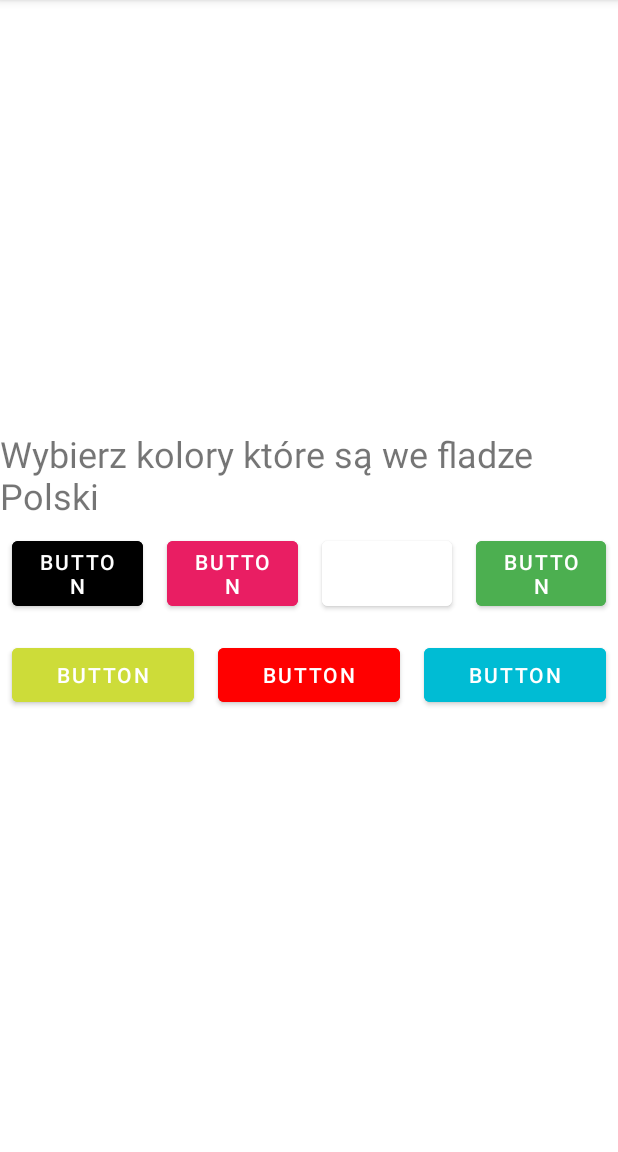
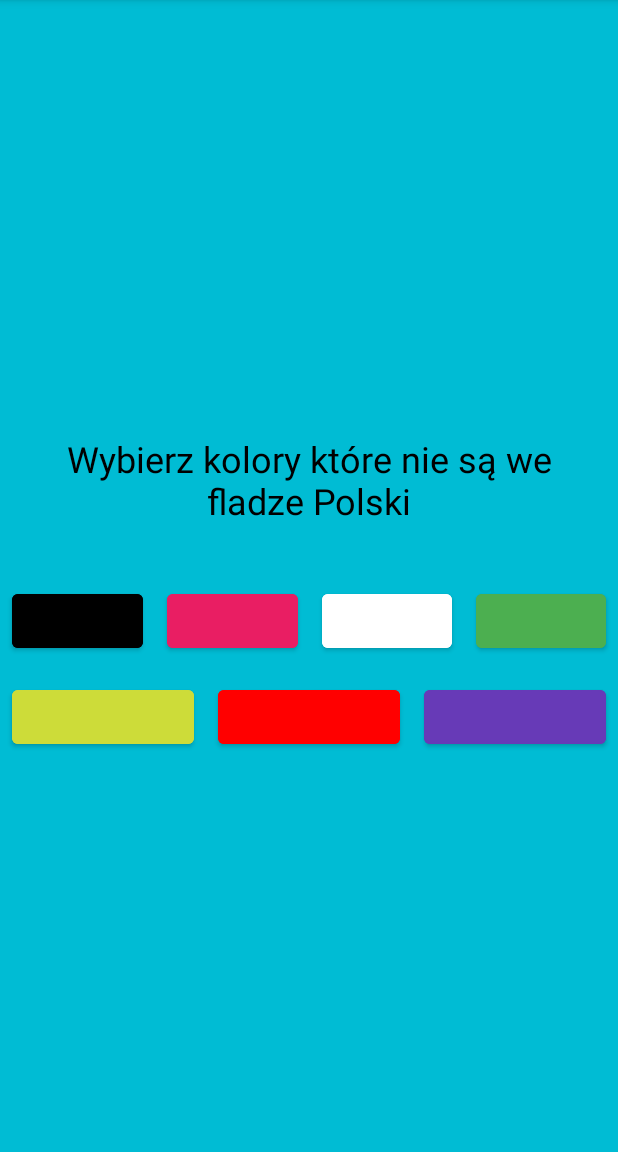
Before and after one commit to doloresespanol/aplikacja_flaga, an Android app: the screen it shows after launch (MainActivity), on a phone screen of 412 x 824 dp, the part 84-1236 px from its top. Run offline under Robolectric (Android 15) with nearby library versions, the phone set to English and light mode, and no system bars.

```diff
--- a/app/src/main/java/com/example/nowyprojekt/MainActivity.java
+++ b/app/src/main/java/com/example/nowyprojekt/MainActivity.java
@@ -3,12 +3,29 @@ package com.example.nowyprojekt;
 import androidx.appcompat.app.AppCompatActivity;
 
 import android.os.Bundle;
+import android.view.View;
+import android.widget.TextView;
+import android.widget.Toast;
 
 public class MainActivity extends AppCompatActivity {
-
+    public int klikniete;
     @Override
     protected void onCreate(Bundle savedInstanceState) {
         super.onCreate(savedInstanceState);
         setContentView(R.layout.activity_main);
     }
+
+    public void zlaOdpowiedz(View view) {
+        Toast.makeText(MainActivity.this,R.string.zla_odp,Toast.LENGTH_SHORT).show();
+    }
+
+
+
+    public void dobraOdpowiedz(View view) {
+        view.setVisibility(View.INVISIBLE);
+        klikniete++;
+        if(klikniete==5){
+            TextView pytanieTextView = findViewById(R.id.pytanieTextView);
+        }
+    }
 }
--- a/app/src/main/res/layout/activity_main.xml
+++ b/app/src/main/res/layout/activity_main.xml
@@ -6,12 +6,17 @@
     android:layout_height="match_parent"
     android:orientation="vertical"
     tools:context=".MainActivity"
-    android:gravity="center">
+    android:gravity="center"
+    android:background="@color/moj_morski">
 <!--dp - piksele niezalezne-->
     <TextView
+        android:id="@+id/pytanieTextView"
         android:layout_width="wrap_content"
         android:layout_height="wrap_content"
         android:text="@string/Pytanie"
+        android:textColor="@color/black"
+        android:gravity="center"
+        android:padding="32dp"
         android:textSize="@dimen/Rozmiar_czcionki"/>
 
     <LinearLayout
@@ -24,25 +29,26 @@
             android:layout_width="wrap_content"
             android:layout_height="wrap_content"
             android:layout_weight="1"
-            android:text="Button"
             android:backgroundTint="@color/black"
-            android:layout_margin="@dimen/button_margin"/>
+            android:layout_margin="@dimen/button_margin"
+            android:onClick="dobraOdpowiedz"/>
 
         <Button
             android:id="@+id/button2"
             android:layout_width="wrap_content"
             android:layout_height="wrap_content"
             android:layout_weight="1"
-            android:text="Button"
             android:backgroundTint="@color/moj_rozowy"
-            android:layout_margin="@dimen/button_margin"/>
+            android:layout_margin="@dimen/button_margin"
+            android:onClick="dobraOdpowiedz" />
 
         <Button
             android:id="@+id/button3"
             android:layout_width="wrap_content"
             android:layout_height="wrap_content"
             android:layout_weight="1"
-            android:text="Button"
+            android:textColor="@color/black"
+            android:onClick="zlaOdpowiedz"
             android:backgroundTint="@color/moj_bialy"
             android:layout_margin="@dimen/button_margin"/>
 
@@ -51,9 +57,9 @@
             android:layout_width="wrap_content"
             android:layout_height="wrap_content"
             android:layout_weight="1"
-            android:text="Button"
             android:backgroundTint="@color/moj_zielony"
-            android:layout_margin="@dimen/button_margin"/>
+            android:layout_margin="@dimen/button_margin"
+            android:onClick="dobraOdpowiedz"/>
     </LinearLayout>
 
     <LinearLayout
@@ -66,27 +72,29 @@
             android:layout_width="wrap_content"
             android:layout_height="wrap_content"
             android:layout_weight="1"
-            android:text="Button"
+            android:textColor="@color/black"
             android:backgroundTint="@color/moj_zolty"
-            android:layout_margin="@dimen/button_margin"/>
+            android:layout_margin="@dimen/button_margin"
+            android:onClick="dobraOdpowiedz"/>
 
+<!--onclick to wiocha fest nie uzywac-->
         <Button
             android:id="@+id/button6"
             android:layout_width="wrap_content"
             android:layout_height="wrap_content"
             android:layout_weight="1"
-            android:text="Button"
             android:backgroundTint="@color/moj_czerwony"
-            android:layout_margin="@dimen/button_margin"/>
-
+            android:layout_margin="@dimen/button_margin"
+            android:onClick="zlaOdpowiedz"
+        />
         <Button
             android:id="@+id/button7"
             android:layout_width="wrap_content"
             android:layout_height="wrap_content"
             android:layout_weight="1"
-            android:text="Button"
-            android:backgroundTint="@color/moj_aqua"
-            android:layout_margin="@dimen/button_margin"/>
+            android:backgroundTint="@color/moj_fioletowy"
+            android:layout_margin="@dimen/button_margin"
+            android:onClick="dobraOdpowiedz"/>
     </LinearLayout>
 
 
--- a/app/src/main/res/values/colors.xml
+++ b/app/src/main/res/values/colors.xml
@@ -14,4 +14,6 @@
     <color name="moj_zolty">#CDDC39</color>
     <color name="moj_czerwony">#FF0000</color>
     <color name="moj_aqua">#00BCD4</color>
+    <color name="moj_morski">#00BCD4</color>
+    <color name="moj_fioletowy">#673AB7</color>
 </resources>
--- a/app/src/main/res/values/strings.xml
+++ b/app/src/main/res/values/strings.xml
@@ -1,4 +1,5 @@
 <resources>
     <string name="app_name">Nowy Projekt</string>
-    <string name="Pytanie">Wybierz kolory które są we fladze Polski</string>
+    <string name="Pytanie">Wybierz kolory które nie są we fladze Polski</string>
+    <string name="zla_odp">Ten guzik musi zostać</string>
 </resources>
```
Also changed, not shown: 1 other file.
